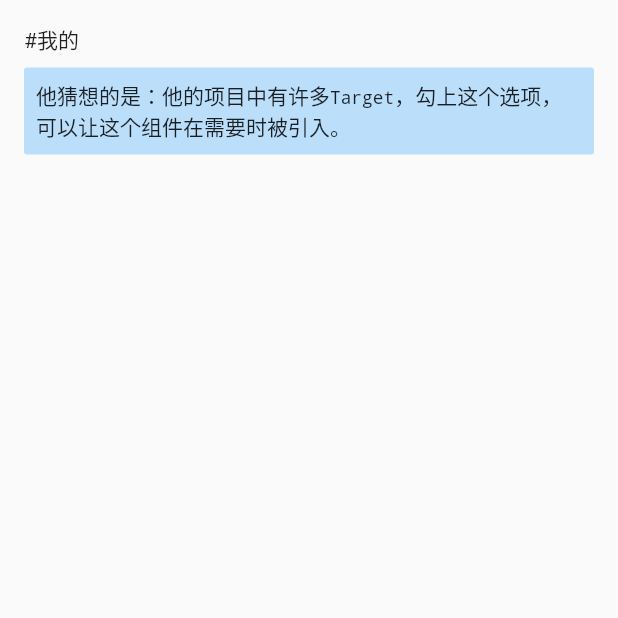
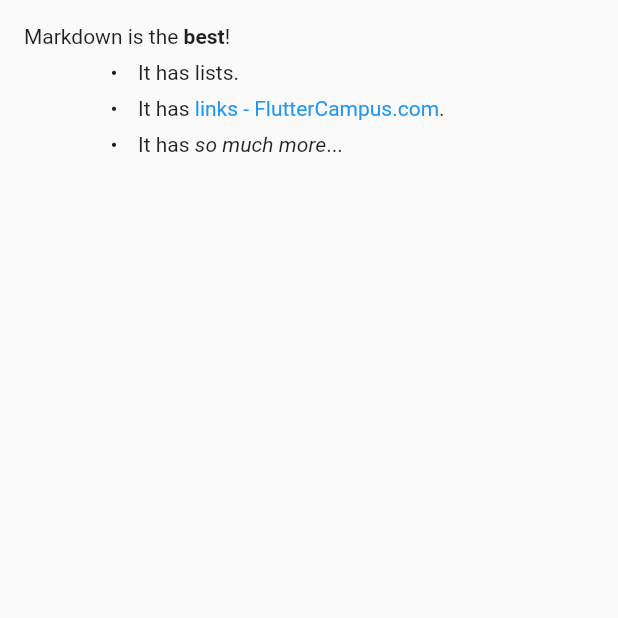
Before and after one commit to lgb1234a/flutter_web, a Flutter app: the screen it shows after launch, on a phone screen of 412 x 824 dp, the top half of it. Run offline on Flutter 3.47's test engine with Material 2 defaults, Android fonts, the phone set to English and light mode, and no system bars; our stand-ins replace flutter_markdown.

Commit message:
测试 markdown

```diff
--- a/lib/main.dart
+++ b/lib/main.dart
@@ -1,5 +1,6 @@
 import 'package:flutter/material.dart';
 import 'package:flutter_markdown/flutter_markdown.dart';
+import 'package:flutter/services.dart';
 
 void main() {
   runApp(const MyApp());
@@ -30,22 +31,26 @@ class MyHomePage extends StatefulWidget {
 }
 
 class _MyHomePageState extends State<MyHomePage> {
-  int _counter = 0;
-
-  void _incrementCounter() {
+  String dataFromFile = "";
+  Future<void> readText() async {
+    final String response = await rootBundle.loadString('assets/chenyn.md');
     setState(() {
-      _counter++;
+      dataFromFile = response;
     });
   }
 
   @override
   Widget build(BuildContext context) {
-    return const Scaffold(
+    String mdstring = """
+    Markdown is the **best**!
+
+    * It has lists.
+    * It has [links - FlutterCampus.com](https://www.fluttercampus.com).
+    * It has _so much more_...
+    """;
+    return Scaffold(
         body: Center(
-      child: Markdown(
-          data: "#我的\n > 他猜想的是：他的项目中有许多`Target`，勾上这个选项，可以让这个组件在需要时被引入。",
-          selectable: true,
-          imageDirectory: 'https://raw.githubusercontent.com'),
+      child: Markdown(data: mdstring, selectable: true),
     ));
   }
 }
```
Also changed, not shown: 2 other files.
